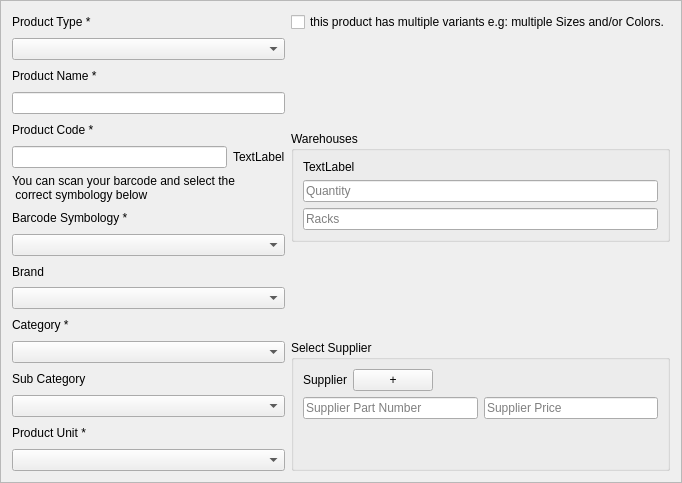
Before: the Qt Designer form Products/f_addproducts.ui in ashraf-kx/stock-manager, drawn with Qt 5.
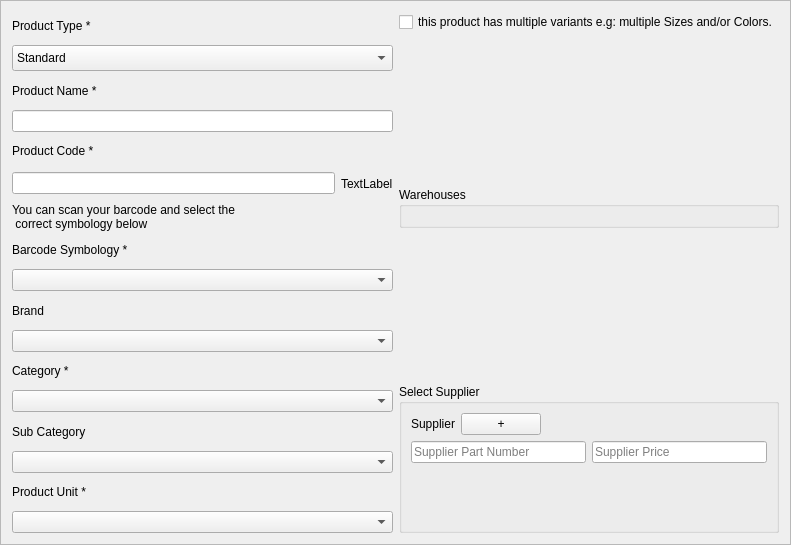
After: the same form once the commit is applied.

Commit message:
Solve the Problem Related to Warehouses
Can now Auto Detect Active Warehouses and load them so you assign Quanities to Diff Warehouses in the same time on the same Widget.

The edit to the form file:
```diff
--- a/Products/f_addproducts.ui
+++ b/Products/f_addproducts.ui
@@ -6,8 +6,8 @@
    <rect>
     <x>0</x>
     <y>0</y>
-    <width>682</width>
-    <height>483</height>
+    <width>791</width>
+    <height>545</height>
    </rect>
   </property>
   <property name="windowTitle">
@@ -36,7 +36,35 @@
       </widget>
      </item>
      <item>
-      <widget class="QComboBox" name="comboBox"/>
+      <widget class="QComboBox" name="Cb_ProductType">
+       <property name="minimumSize">
+        <size>
+         <width>0</width>
+         <height>25</height>
+        </size>
+       </property>
+       <property name="maximumSize">
+        <size>
+         <width>16777215</width>
+         <height>30</height>
+        </size>
+       </property>
+       <item>
+        <property name="text">
+         <string>Standard</string>
+        </property>
+       </item>
+       <item>
+        <property name="text">
+         <string>Speciale</string>
+        </property>
+       </item>
+       <item>
+        <property name="text">
+         <string>Cummon</string>
+        </property>
+       </item>
+      </widget>
      </item>
      <item>
       <widget class="QLabel" name="L_ProductName">
@@ -177,33 +205,7 @@
        <property name="title">
         <string>Warehouses</string>
        </property>
-       <layout class="QHBoxLayout" name="horizontalLayout_4">
-        <item>
-         <layout class="QVBoxLayout" name="verticalLayout_2">
-          <item>
-           <widget class="QLabel" name="L_WarehouseName">
-            <property name="text">
-             <string>TextLabel</string>
-            </property>
-           </widget>
-          </item>
-          <item>
-           <widget class="QLineEdit" name="lineEdit_3">
-            <property name="placeholderText">
-             <string>Quantity</string>
-            </property>
-           </widget>
-          </item>
-          <item>
-           <widget class="QLineEdit" name="lineEdit_4">
-            <property name="placeholderText">
-             <string>Racks</string>
-            </property>
-           </widget>
-          </item>
-         </layout>
-        </item>
-       </layout>
+       <layout class="QHBoxLayout" name="horizontalLayout_4"/>
       </widget>
      </item>
      <item>
```
Left out of the diff: 26 changed lines with no effect on the pictures. The commit also changes 2 other files.
